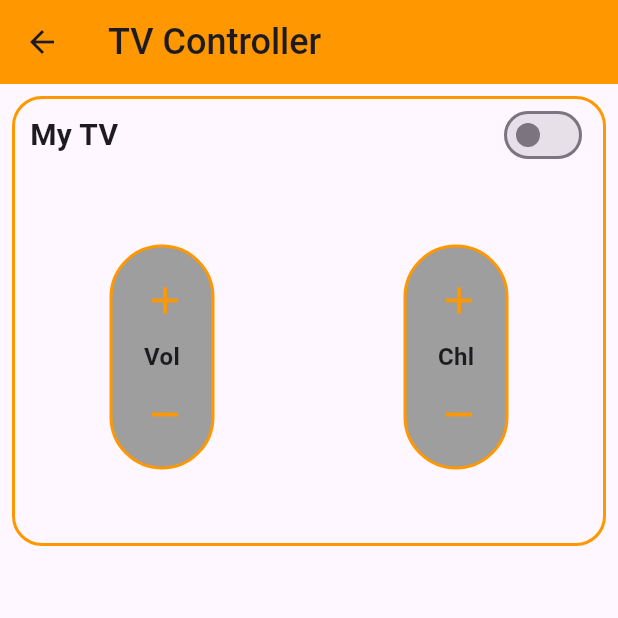
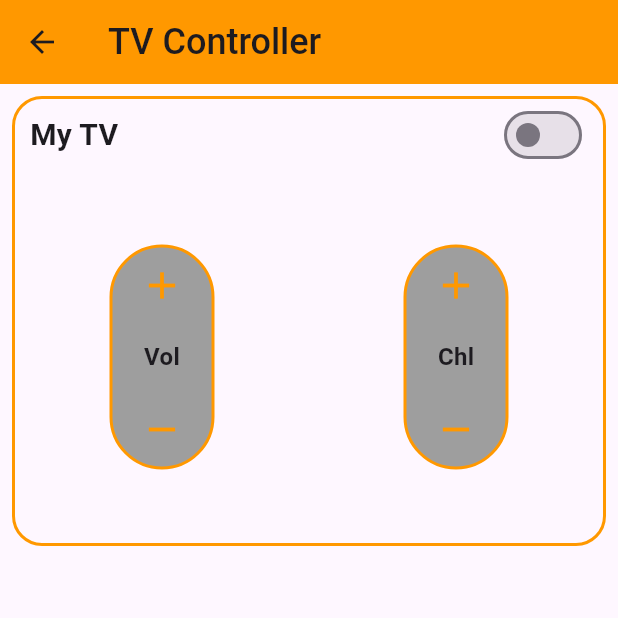
Before and after one commit to akashm936/home_appliances_app, a Flutter app: the screen it shows after launch, after a tap on "TV", on a phone screen of 412 x 824 dp, the top half of it. Run offline on Flutter 3.47's test engine with Material 3 defaults, Android fonts, the light colour scheme and no system bars; our stand-ins replace syncfusion_flutter_sliders.

Commit message:
Widget Padding and margin changes

```diff
--- a/lib/home_screen.dart
+++ b/lib/home_screen.dart
@@ -42,8 +42,8 @@ class HomeScreen extends StatelessWidget {
                     children: [
                       Image.asset(
                         'assets/images/ceiling.png',
-                        width: 100,
-                        height: 100,
+                        width: 90,
+                        height: 90,
                       ),
                       Text(
                         'Fan',
@@ -77,8 +77,8 @@ class HomeScreen extends StatelessWidget {
                     children: [
                       Image.asset(
                         'assets/images/air-conditioner.png',
-                        width: 100,
-                        height: 100,
+                        width: 90,
+                        height: 90,
                       ),
                       Text(
                         'AC',
@@ -118,8 +118,8 @@ class HomeScreen extends StatelessWidget {
                     children: [
                       Image.asset(
                         'assets/images/monitor.png',
-                        width: 100,
-                        height: 100,
+                        width: 90,
+                        height: 90,
                       ),
                       Text(
                         'TV',
@@ -153,8 +153,8 @@ class HomeScreen extends StatelessWidget {
                     children: [
                       Image.asset(
                         'assets/images/lightbulb.png',
-                        width: 100,
-                        height: 100,
+                        width: 90,
+                        height: 90,
                       ),
                       Text(
                         'Light',
--- a/lib/tv_screen.dart
+++ b/lib/tv_screen.dart
@@ -69,7 +69,7 @@ class _TvScreenState extends State<TvScreen> {
                             )
                           ),
                           child: Padding(
-                            padding: const EdgeInsets.all(20),
+                            padding: const EdgeInsets.all(10),
                             child: Column(
                               mainAxisAlignment: MainAxisAlignment.spaceBetween,
                               children: [
@@ -92,7 +92,7 @@ class _TvScreenState extends State<TvScreen> {
                               )
                           ),
                           child: Padding(
-                            padding: const EdgeInsets.all(20),
+                            padding: const EdgeInsets.all(10),
                             child: Column(
                               mainAxisAlignment: MainAxisAlignment.spaceBetween,
                               children: [
```
